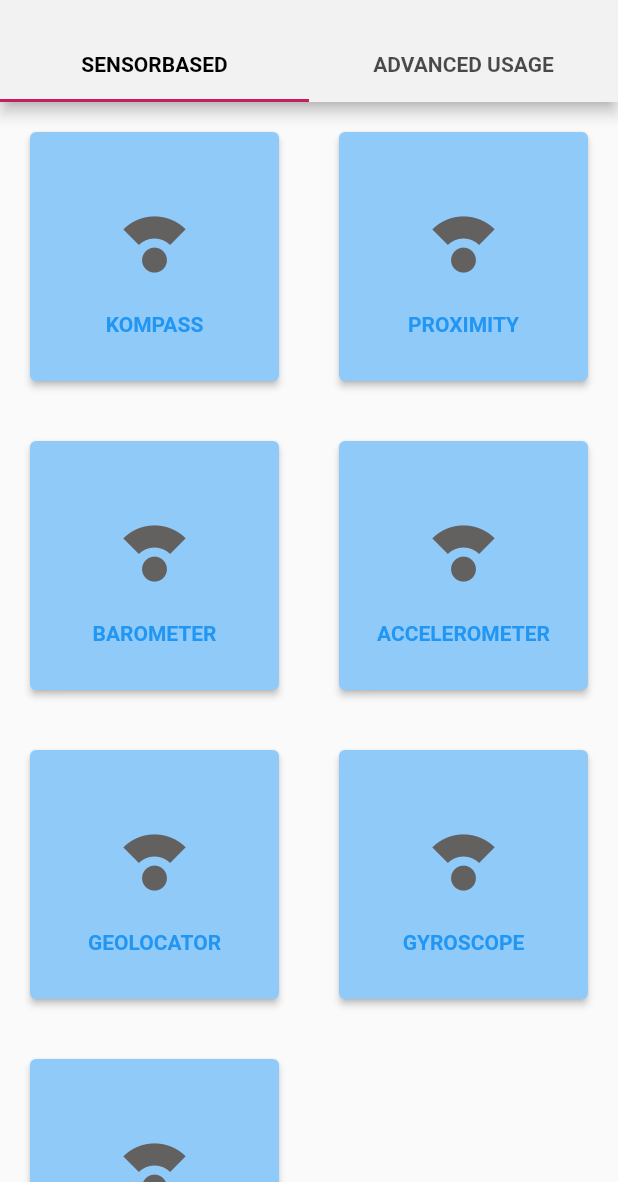
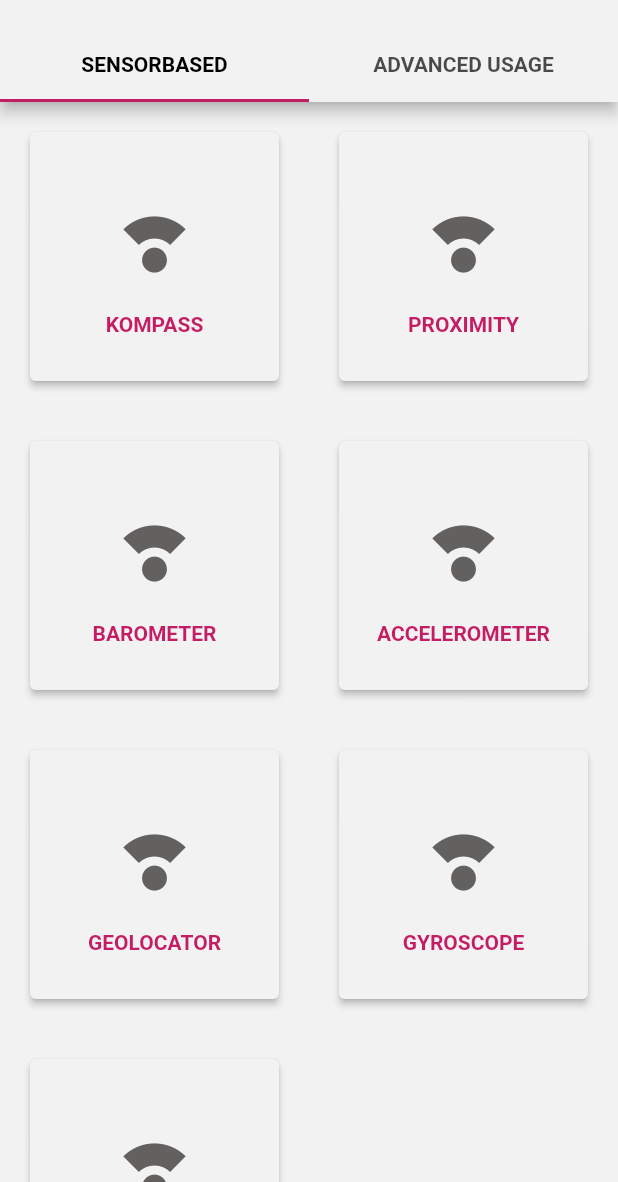
Before and after one commit to hraschan/flutter_sensor_libary_app, a Flutter app: the screen it shows after launch, on a phone screen of 412 x 824 dp, the part 54-1236 px from its top. Run offline on Flutter 3.47's test engine with Material 2 defaults, Android fonts, the phone set to English and light mode, and no system bars.

Commit message:
Fixed Theme Fail and moved OverviewButtonWidget to seperate File

```diff
--- a/lib/main.dart
+++ b/lib/main.dart
@@ -8,39 +8,30 @@ import 'package:sensor_libary_test_app/routes/kompass_route.dart';
 import 'package:sensor_libary_test_app/routes/lightsensor_route.dart';
 import 'package:sensor_libary_test_app/routes/proximitiy_route.dart';
 import 'package:sensor_libary_test_app/routes/weather_route.dart';
-import 'package:sensor_library/sensor_library.dart';
 import 'themes/custom_theme.dart';
+import 'widgets/overview_button_widget.dart';
 
 void main() {
-  runApp(MyApp());
+  runApp(const MyApp());
 }
 
 class MyApp extends StatelessWidget {
-  MyApp({Key? key}) : super(key: key);
+  const MyApp({Key? key}) : super(key: key);
 
   // This widget is the root of your application.
   @override
   Widget build(BuildContext context) {
     return MaterialApp(
       title: 'Flutter Demo',
-      theme: MyTheme.lightTheme,
       debugShowCheckedModeBanner: true,
       home: const MyHomePage(title: 'SENSOR LIBRARY DEMO APP'),
+      theme: MyTheme.lightTheme,
     );
   }
 }
 
 class MyHomePage extends StatefulWidget {
   const MyHomePage({Key? key, required this.title}) : super(key: key);
-
-  // This widget is the home page of your application. It is stateful, meaning
-  // that it has a State object (defined below) that contains fields that affect
-  // how it looks.
-
-  // This class is the configuration for the state. It holds the values (in this
-  // case the title) provided by the parent (in this case the App widget) and
-  // used by the build method of the State. Fields in a Widget subclass are
-  // always marked "final".
 
   final String title;
 
@@ -49,13 +40,9 @@ class MyHomePage extends StatefulWidget {
 }
 
 class _MyHomePageState extends State<MyHomePage> {
-  int _counter = 0;
-  final calculator = Calculator();
-
   @override
   Widget build(BuildContext context) {
-    return MaterialApp(
-        home: DefaultTabController(
+    return DefaultTabController(
         length: 2,
         child: Scaffold(
             appBar: AppBar(
@@ -77,68 +64,30 @@ class _MyHomePageState extends State<MyHomePage> {
               GridView.count(
                 crossAxisCount: 2,
                 children: const [
-                      _OverviewButton('Kompass', KompassRoute()),
-                      _OverviewButton('Proximity', ProximitiyRoute()),
-                      _OverviewButton('Barometer', BarometerRoute()),
-                      _OverviewButton('Accelerometer', AccelerometerRoute()),
-                      _OverviewButton('Geolocator', GeolocatorRoute()),
-                      _OverviewButton('Gyroscope', GyroscopeRoute()),
-                      _OverviewButton('Lightsensor', LightsensorRoute()),
+                  OverviewButtonWidget(title: 'Kompass', route: KompassRoute()),
+                  OverviewButtonWidget(
+                      title: 'Proximity', route: ProximitiyRoute()),
+                  OverviewButtonWidget(
+                      title: 'Barometer', route: BarometerRoute()),
+                  OverviewButtonWidget(
+                      title: 'Accelerometer', route: AccelerometerRoute()),
+                  OverviewButtonWidget(
+                      title: 'Geolocator', route: GeolocatorRoute()),
+                  OverviewButtonWidget(
+                      title: 'Gyroscope', route: GyroscopeRoute()),
+                  OverviewButtonWidget(
+                      title: 'Lightsensor', route: LightsensorRoute()),
                 ],
               ),
               GridView.count(
                 crossAxisCount: 2,
                 children: const [
-                      _OverviewButton('Wetter App', WeatherRoute()),
-                      _OverviewButton('Ball in the Bowl', BallInTheBowlRoute()),
+                  OverviewButtonWidget(
+                      title: 'Wetter App', route: WeatherRoute()),
+                  OverviewButtonWidget(
+                      title: 'Ball in the Bowl', route: BallInTheBowlRoute()),
                 ],
               ),
-                ]))));
+            ])));
   }
 }
-
-
-class _OverviewButton extends StatelessWidget {
-  final String title;
-  final dynamic route;
-
-  // ignore: use_key_in_widget_constructors
-  const _OverviewButton(this.title, this.route);
-
-  @override
-  Widget build(BuildContext context) {
-    return Padding(
-      padding: const EdgeInsets.all(20.0),
-      child: ElevatedButton(
-        style: ButtonStyle(
-            backgroundColor: MaterialStateProperty.all(
-                Theme.of(context).backgroundColor),
-            foregroundColor: MaterialStateProperty.all(
-                Theme.of(context).primaryColor)),
-        child: Column(
-          crossAxisAlignment: CrossAxisAlignment.center,
-          mainAxisAlignment: MainAxisAlignment.center,
-          children: [
-            const Padding(
-                padding: EdgeInsets.all(20.0),
-                child: Icon(
-                  Icons.compass_calibration,
-                  size: 50.0,
-                  color: Color(0xFF636060),
-                )),
-            Text(title.toUpperCase(),
-                style: const TextStyle(
-                    fontWeight: FontWeight.bold)),
-          ],
-        ),
-        onPressed: () {
-          Navigator.push(
-              context,
-              MaterialPageRoute(
-                  builder: (context) =>
-                      route));
-        },
-      ),
-    );
-  }
-}
--- /dev/null
+++ b/lib/widgets/overview_button_widget.dart
@@ -0,0 +1,53 @@
+import 'package:flutter/material.dart';
+
+class OverviewButtonWidget extends StatefulWidget {
+  final String title;
+  final dynamic route;
+
+  const OverviewButtonWidget(
+      {required this.title, required this.route, Key? key})
+      : super(key: key);
+
+  @override
+  OverviewButtonWidgetState createState() => OverviewButtonWidgetState();
+}
+
+class OverviewButtonWidgetState extends State<OverviewButtonWidget> {
+  @override
+  void initState() {
+    super.initState();
+  }
+
+  @override
+  Widget build(BuildContext context) {
+    return Padding(
+      padding: const EdgeInsets.all(20.0),
+      child: ElevatedButton(
+        style: ButtonStyle(
+            backgroundColor:
+                MaterialStateProperty.all(Theme.of(context).backgroundColor),
+            foregroundColor:
+                MaterialStateProperty.all(Theme.of(context).primaryColor)),
+        child: Column(
+          crossAxisAlignment: CrossAxisAlignment.center,
+          mainAxisAlignment: MainAxisAlignment.center,
+          children: [
+            const Padding(
+                padding: EdgeInsets.all(20.0),
+                child: Icon(
+                  Icons.compass_calibration,
+                  size: 50.0,
+                  color: Color(0xFF636060),
+                )),
+            Text(widget.title.toUpperCase(),
+                style: const TextStyle(fontWeight: FontWeight.bold)),
+          ],
+        ),
+        onPressed: () {
+          Navigator.push(
+              context, MaterialPageRoute(builder: (context) => widget.route));
+        },
+      ),
+    );
+  }
+}
```
Lines whose indentation alone changed are shown as unchanged.
